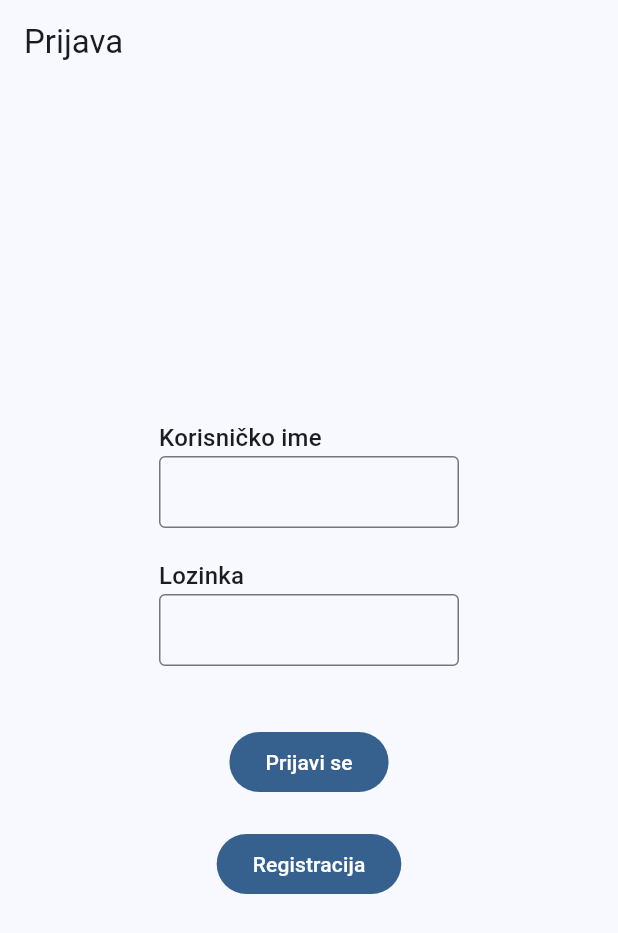
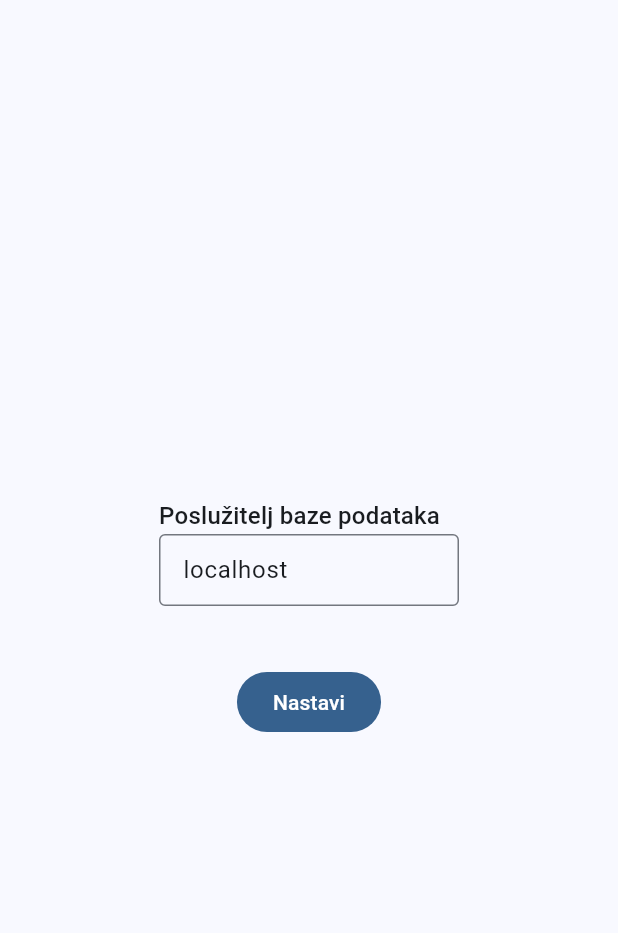
Before and after one commit to jmojzes21/TBP-Project, a Flutter app: the screen it shows after launch, on a phone screen of 412 x 824 dp. Shown: the top 933 px of the screen. Run offline on Flutter 3.47's test engine with Material 3 defaults, Android fonts, the phone set to English and light mode, and no system bars; our stand-ins replace font_awesome_flutter, shared_preferences; missing offline and left inert: postgres.

Commit message:
Create entry page for database ip address

```diff
--- a/tbp_app/lib/logic/database_connection.dart
+++ b/tbp_app/lib/logic/database_connection.dart
@@ -1,14 +1,14 @@
 import 'package:postgres/postgres.dart';
 
 class DatabaseConnection {
-  static const String _ipAddress = 'localhost';
+  static String ipAddress = '';
 
   Connection? _connection;
 
   Future<void> open() async {
     _connection = await Connection.open(
       Endpoint(
-        host: _ipAddress,
+        host: ipAddress,
         database: 'TBP-Project',
         username: 'postgres',
         password: 'postgres',
--- a/tbp_app/lib/main.dart
+++ b/tbp_app/lib/main.dart
@@ -1,5 +1,5 @@
 import 'package:flutter/material.dart';
-import 'package:tbp_app/ui/pages/login_page.dart';
+import 'package:tbp_app/ui/pages/entry_page.dart';
 
 void main() {
   runApp(const MainApp());
@@ -15,7 +15,7 @@ class MainApp extends StatelessWidget {
       theme: ThemeData(
         colorSchemeSeed: Colors.blue,
       ),
-      home: const LoginPage(),
+      home: const EntryPage(),
     );
   }
 }
--- /dev/null
+++ b/tbp_app/lib/ui/pages/entry_page.dart
@@ -0,0 +1,51 @@
+import 'package:flutter/material.dart';
+import 'package:tbp_app/logic/database_connection.dart';
+import 'package:tbp_app/ui/pages/login_page.dart';
+
+class EntryPage extends StatefulWidget {
+  const EntryPage({super.key});
+
+  @override
+  State<EntryPage> createState() => _EntryPageState();
+}
+
+class _EntryPageState extends State<EntryPage> {
+  var tcIpAddress = TextEditingController(text: 'localhost');
+
+  @override
+  Widget build(BuildContext context) {
+    return Scaffold(
+      body: Center(
+        child: SizedBox(
+          width: 200,
+          child: Column(
+            mainAxisAlignment: MainAxisAlignment.center,
+            crossAxisAlignment: CrossAxisAlignment.start,
+            children: [
+              Text('Poslužitelj baze podataka', style: Theme.of(context).textTheme.titleMedium),
+              TextField(
+                controller: tcIpAddress,
+                decoration: const InputDecoration(
+                  isDense: true,
+                  border: OutlineInputBorder(),
+                ),
+              ),
+              const SizedBox(height: 40),
+              Center(
+                child: FilledButton(
+                  onPressed: () {
+                    DatabaseConnection.ipAddress = tcIpAddress.text.trim();
+                    Navigator.of(context).pushReplacement(MaterialPageRoute(builder: (context) {
+                      return const LoginPage();
+                    }));
+                  },
+                  child: const Text('Nastavi'),
+                ),
+              ),
+            ],
+          ),
+        ),
+      ),
+    );
+  }
+}
```
